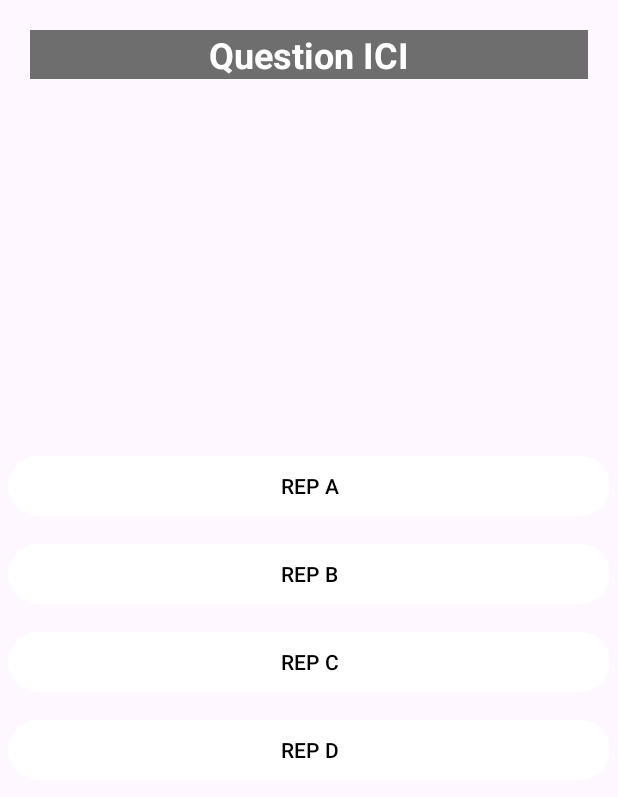
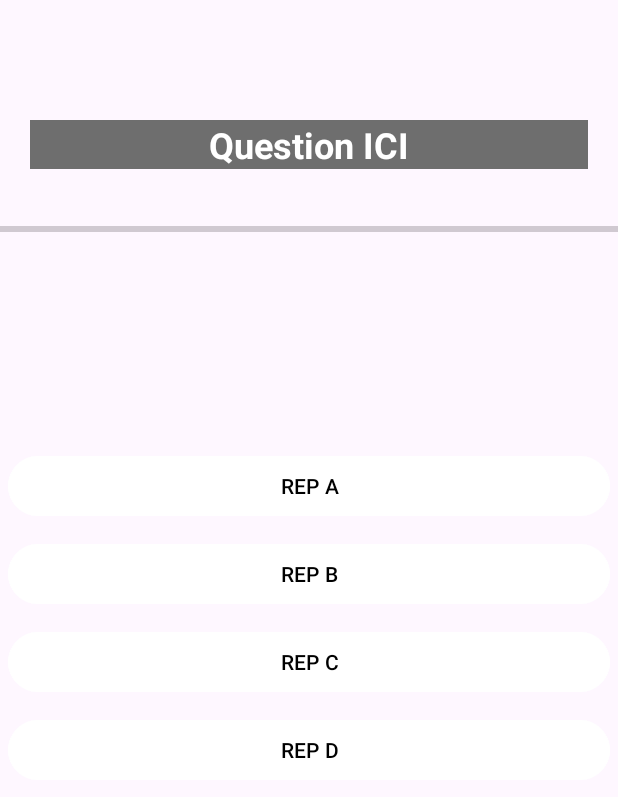
Before and after one commit to Alexis-42/HasteQuest, an Android app: the layout quizz.xml on its own in the app's theme, with its tools: preview values and no code run, on a phone screen of 412 x 824 dp. Shown: the top 797 px of the screen. Run offline under Robolectric (Android 15) with nearby library versions, the phone set to English and light mode, and no system bars.

Commit message:
Ajout des modes de jeux & QuizzView / Quizz

```diff
--- a/app/src/main/res/layout/quizz.xml
+++ b/app/src/main/res/layout/quizz.xml
@@ -4,7 +4,13 @@
     android:layout_width="match_parent"
     android:layout_height="match_parent"
     android:fitsSystemWindows="true"
-    tools:context=".view.games.Quizz">
+    tools:context=".view.games.QuizzView">
+
+    <LinearLayout
+        android:layout_width="match_parent"
+        android:layout_height="wrap_content"
+        android:orientation="vertical"
+        android:layout_marginTop="60sp">
 
         <TextView
             android:id="@+id/question"
@@ -16,7 +22,15 @@
             android:textAlignment="center"
             android:textColor="@color/white"
             android:textSize="24sp"
-        android:textStyle="bold"/>
+            android:textStyle="bold" />
+
+        <ProgressBar
+            style="?android:attr/progressBarStyleHorizontal"
+            android:id="@+id/progressBar"
+            android:layout_width="match_parent"
+            android:layout_height="40sp"/>
+
+    </LinearLayout>
 
     <LinearLayout
         android:layout_width="match_parent"
@@ -62,7 +76,6 @@
             android:text="@string/rep_d"
             android:textColor="@color/black"/>
 
-
     </LinearLayout>
 
 </androidx.coordinatorlayout.widget.CoordinatorLayout>
```
Also changed, not shown: app/src/main/java/com/jeu/hastequest/controller/gamemode/FreePlay.java (added, +22 -0 lines), app/src/main/java/com/jeu/hastequest/controller/gamemode/GameMode.java (renamed from app/src/main/java/com/jeu/hastequest/controller/GameMode.java, +12 -1 lines), app/src/main/java/com/jeu/hastequest/controller/gamemode/SurvivalMode.java (added, +25 -0 lines), app/src/main/java/com/jeu/hastequest/controller/games/Game.java (+4 -3 lines), app/src/main/java/com/jeu/hastequest/controller/games/Quizz.java (added, +19 -0 lines), app/src/main/java/com/jeu/hastequest/view/gamemode/FreePlayView.java (added, +9 -0 lines), app/src/main/java/com/jeu/hastequest/view/gamemode/SurvivalModeView.java (added, +10 -0 lines), app/src/main/java/com/jeu/hastequest/view/games/QuizzView.java (renamed from app/src/main/java/com/jeu/hastequest/view/games/Quizz.java, +2 -10 lines). Lines whose indentation alone changed are shown as unchanged.
